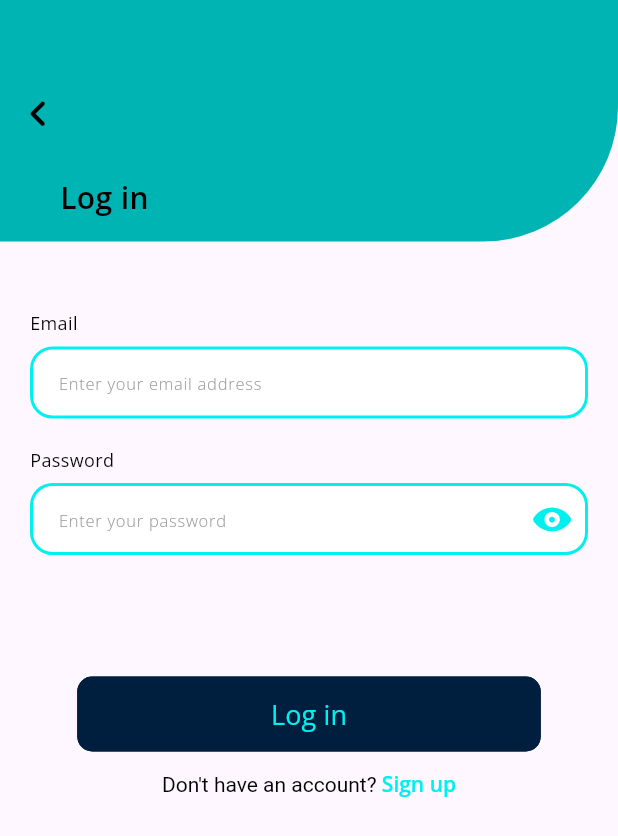
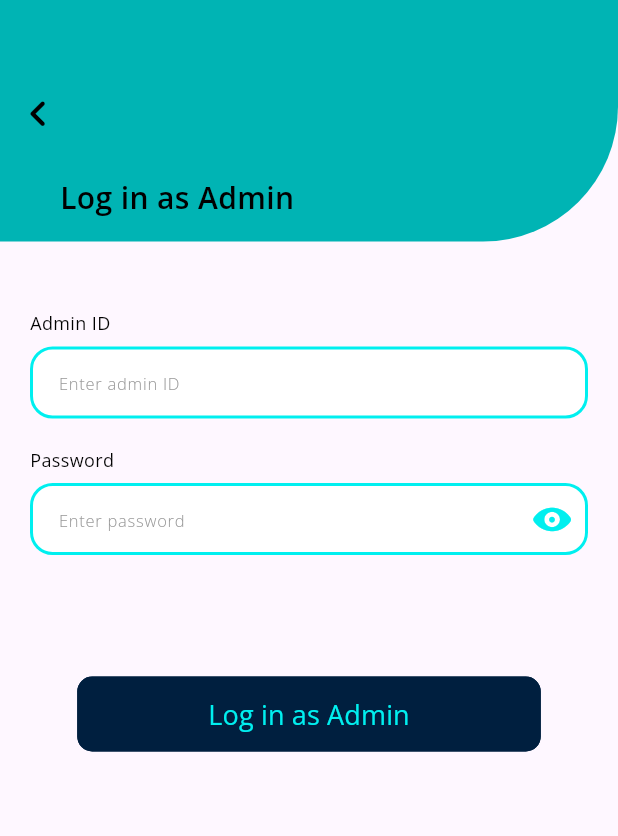
Before and after one commit to BizTidyTech/biztech_mobile_app, a Flutter app: the AdminSignInView screen opened directly, on a phone screen of 412 x 824 dp. Shown: the top 836 px of the screen. Run offline on Flutter 3.47's test engine with Material 3 defaults, Android fonts, the phone set to English and light mode, and no system bars; our stand-ins replace cloud_firestore, entry, firebase_auth, firebase_core, fluttertoast, get and 8 more; missing offline and left inert: animate_gradient, cupertino_will_pop_scope, email_otp, flutter_paypal, omni_datetime_picker, onesignal_flutter and 1 more; accounts and stored records are empty.

Commit message:
admin auth UI and logic implemented

```diff
--- a/lib/app/resources/app.router.dart
+++ b/lib/app/resources/app.router.dart
@@ -6,6 +6,7 @@ import 'package:go_router/go_router.dart';
 import 'package:provider/provider.dart';
 import 'package:tidytech/app/resources/app.transitions.dart';
 import 'package:tidytech/app/services/navigation_service.dart';
+import 'package:tidytech/ui/features_admin/admin_auth/admin_auth_view/admin_signin_view.dart';
 import 'package:tidytech/ui/features_admin/admin_booking/admin_booking_list_view/admin_booking_list_view.dart';
 import 'package:tidytech/ui/features_user/auth/auth_view/create_account_view.dart';
 import 'package:tidytech/ui/features_user/auth/auth_view/onboarding_view.dart';
@@ -67,6 +68,19 @@ class AppRouter {
         pageBuilder: (context, state) => CustomNormalTransition(
             child: const ProfileView(), key: state.pageKey),
       ),
+    ],
+  );
+}
+
+class AdminAppRouter {
+  static final router = GoRouter(
+    navigatorKey: NavigationService.navigatorKey,
+    // initialLocation: '/onboardingScreen',
+    routes: [
+      GoRoute(
+        path: '/',
+        builder: (context, state) => AdminSignInView(),
+      ),
 
       /// Admin App Pages
       GoRoute(
--- a/lib/main.dart
+++ b/lib/main.dart
@@ -16,7 +16,8 @@ void main() async {
   await setupLocator();
   Firebase.initializeApp();
   configureEmailOtp();
-  runApp(const TidyTechApp());
+  // runApp(const TidyTechApp());
+  runApp(const AdminTidyTechApp());
 }
 
 void configureEmailOtp() {
--- a/lib/tidytech_app.dart
+++ b/lib/tidytech_app.dart
@@ -2,14 +2,13 @@
 
 import 'package:flutter/material.dart';
 import 'package:logger/logger.dart';
-import 'package:onesignal_flutter/onesignal_flutter.dart';
 import 'package:provider/provider.dart';
 import 'package:tidytech/app/resources/app.router.dart';
 import 'package:tidytech/app/services/navigation_service.dart';
+import 'package:tidytech/ui/features_user/booking/booking_utils/push_notification_utils.dart';
 import 'package:tidytech/ui/features_user/nav_bar/data/page_index_class.dart';
 import 'package:tidytech/utils/app_constants/app_strings.dart';
 import 'package:tidytech/utils/app_constants/app_theme_data.dart';
-import 'package:tidytech/utils/app_constants/constants.dart';
 
 var logger = Logger(printer: PrettyPrinter());
 
@@ -21,12 +20,6 @@ class TidyTechApp extends StatefulWidget {
 }
 
 class _TidyTechAppState extends State<TidyTechApp> {
-  Future<void> initOneSignalPlatformState() async {
-    OneSignal.Debug.setLogLevel(OSLogLevel.warn);
-    OneSignal.initialize(oneSignalAppId);
-    OneSignal.Notifications.requestPermission(true);
-  }
-
   @override
   void initState() {
     super.initState();
@@ -56,3 +49,41 @@ class _TidyTechAppState extends State<TidyTechApp> {
   // BuildContext? get ctx => _router.routerDelegate.navigatorKey.currentContext;
   final _router = AppRouter.router;
 }
+
+class AdminTidyTechApp extends StatefulWidget {
+  const AdminTidyTechApp({super.key});
+
+  @override
+  State<AdminTidyTechApp> createState() => _AdminTidyTechAppState();
+}
+
+class _AdminTidyTechAppState extends State<AdminTidyTechApp> {
+  @override
+  void initState() {
+    super.initState();
+    initOneSignalPlatformState();
+  }
+
+  @override
+  Widget build(BuildContext context) {
+    /// ChangeNotifierProvider here
+    return ChangeNotifierProvider(
+      create: (_) => CurrentPage(),
+      child: MaterialApp.router(
+        /// MaterialApp params
+        title: AppStrings.tidyTechTitle,
+        scaffoldMessengerKey: NavigationService.scaffoldMessengerKey,
+        debugShowCheckedModeBanner: false,
+        theme: appThemeData,
+
+        /// GoRouter specific params
+        routeInformationProvider: _router.routeInformationProvider,
+        routeInformationParser: _router.routeInformationParser,
+        routerDelegate: _router.routerDelegate,
+      ),
+    );
+  }
+
+  // BuildContext? get ctx => _router.routerDelegate.navigatorKey.currentContext;
+  final _router = AdminAppRouter.router;
+}
--- a/lib/ui/features_admin/admin_auth/admin_auth_view/admin_signin_view.dart
+++ b/lib/ui/features_admin/admin_auth/admin_auth_view/admin_signin_view.dart
@@ -1,12 +1,10 @@
 // ignore_for_file: must_be_immutable
 
-import 'package:flutter/gestures.dart';
 import 'package:flutter/material.dart';
 import 'package:flutter/services.dart';
 import 'package:get/get.dart';
-import 'package:go_router/go_router.dart';
+import 'package:tidytech/ui/features_admin/admin_auth/admin_auth_controller/admin_auth_controller.dart';
 import 'package:tidytech/ui/features_admin/admin_auth/admin_auth_view/widgets/admin_input_widget.dart';
-import 'package:tidytech/ui/features_user/auth/auth_controller/auth_controller.dart';
 import 'package:tidytech/ui/features_user/auth/auth_view/widgets/top_card.dart';
 import 'package:tidytech/ui/shared/custom_button.dart';
 import 'package:tidytech/ui/shared/loading_widget.dart';
@@ -18,7 +16,7 @@ import 'package:tidytech/utils/app_constants/app_styles.dart';
 class AdminSignInView extends StatelessWidget {
   AdminSignInView({super.key});
 
-  final controller = Get.put(AuthController());
+  final controller = Get.put(AdminAuthController());
 
   @override
   Widget build(BuildContext context) {
@@ -31,15 +29,15 @@ class AdminSignInView extends StatelessWidget {
       ),
       child: GestureDetector(
         onTap: () => SystemChannels.textInput.invokeMethod('TextInput.hide'),
-        child: GetBuilder<AuthController>(
-          init: AuthController(),
+        child: GetBuilder<AdminAuthController>(
+          init: AdminAuthController(),
           builder: (_) {
             return Scaffold(
               body: SingleChildScrollView(
                 child: SizedBox(
                   child: Column(
                     children: [
-                      authScreensTopCard(context, AppStrings.login),
+                      authScreensTopCard(context, AppStrings.adminLogin),
                       Padding(
                         padding: const EdgeInsets.symmetric(horizontal: 20),
                         child: Column(
@@ -47,15 +45,16 @@ class AdminSignInView extends StatelessWidget {
                           children: [
                             verticalSpacer(40),
                             adminInputWidget(
-                              titleText: AppStrings.email,
-                              textEditingController: controller.emailController,
-                              hintText: 'Enter your email address',
+                              titleText: AppStrings.adminIdText,
+                              textEditingController:
+                                  controller.adminIdController,
+                              hintText: 'Enter admin ID',
                             ),
                             adminInputWidget(
                               titleText: AppStrings.password,
                               textEditingController:
-                                  controller.passwordController,
-                              hintText: 'Enter your password',
+                                  controller.adminPasswordController,
+                              hintText: 'Enter password',
                               isObscurable: true,
                             ),
                             verticalSpacer(40),
@@ -68,37 +67,12 @@ class AdminSignInView extends StatelessWidget {
                             controller.showLoading == true
                                 ? loadingWidget()
                                 : CustomButton(
-                                    buttonText: AppStrings.login,
+                                    buttonText: AppStrings.adminLogin,
                                     onPressed: () {
                                       SystemChannels.textInput
                                           .invokeMethod('TextInput.hide');
-                                      controller.attemptToSignInUser(context);
+                                      controller.attemptToSignInAdmin(context);
                                     },
-                                  ),
-                            verticalSpacer(12),
-                            controller.showLoading == true
-                                ? const SizedBox.shrink()
-                                : RichText(
-                                    text: TextSpan(
-                                      text: 'Don\'t have an account? ',
-                                      style: TextStyle(
-                                        color: AppColors.fullBlack,
-                                      ),
-                                      children: <TextSpan>[
-                                        TextSpan(
-                                          text: AppStrings.signUp,
-                                          style: AppStyles.regularStringStyle(
-                                              14, AppColors.kPrimaryColor),
-                                          recognizer: TapGestureRecognizer()
-                                            ..onTap = () {
-                                              controller.resetValues();
-                                              context.pushReplacement(
-                                                  '/createAccountView');
-                                            },
-                                        ),
-                                      ],
-                                    ),
-                                    textScaler: const TextScaler.linear(1),
                                   ),
                           ],
                         ),
--- a/lib/ui/features_admin/admin_auth/admin_auth_view/widgets/admin_input_widget.dart
+++ b/lib/ui/features_admin/admin_auth/admin_auth_view/widgets/admin_input_widget.dart
@@ -1,7 +1,7 @@
 import 'package:flutter/cupertino.dart';
 import 'package:flutter/material.dart';
 import 'package:get/get.dart';
-import 'package:tidytech/ui/features_admin/admin_auth/admin_auth_controller/auth_controller.dart';
+import 'package:tidytech/ui/features_admin/admin_auth/admin_auth_controller/admin_auth_controller.dart';
 import 'package:tidytech/ui/shared/custom_textfield_.dart';
 import 'package:tidytech/utils/app_constants/app_colors.dart';
 import 'package:tidytech/utils/app_constants/app_styles.dart';
--- a/lib/utils/app_constants/app_strings.dart
+++ b/lib/utils/app_constants/app_strings.dart
@@ -6,6 +6,7 @@ class AppStrings {
   static String welcome = 'Welcome';
   static String to = 'to';
   static String login = 'Log in';
+  static String adminLogin = 'Log in as Admin';
   static String signUp = 'Sign up';
   static String getStarted = 'Get Started';
   static String emailVerification = 'Email verification';
@@ -30,6 +31,7 @@ class AppStrings {
   static String appointments = 'Appointments';
   static String profile = 'Profile';
   static String fullName = 'Name';
+  static String adminIdText = 'Admin ID';
   static String email = 'Email';
   static String password = 'Password';
   static String confirmPassword = 'Confirm Password';
--- a/lib/utils/app_constants/fb_collection_names.dart
+++ b/lib/utils/app_constants/fb_collection_names.dart
@@ -4,4 +4,5 @@ class FbCollectionNames {
   static const String bookings = "Bookings";
   static const String patient = 'Patient';
   static const String user = 'User';
+  static const String admin = 'Admin';
 }
```
Also changed, not shown: lib/app/services/firebase_service.dart (+17 -0 lines), lib/ui/features_admin/admin_auth/admin_auth_controller/admin_auth_controller.dart (renamed from lib/ui/features_admin/admin_auth/admin_auth_controller/auth_controller.dart, +27 -15 lines), lib/ui/features_user/booking/booking_utils/push_notification_utils.dart (+7 -0 lines).
